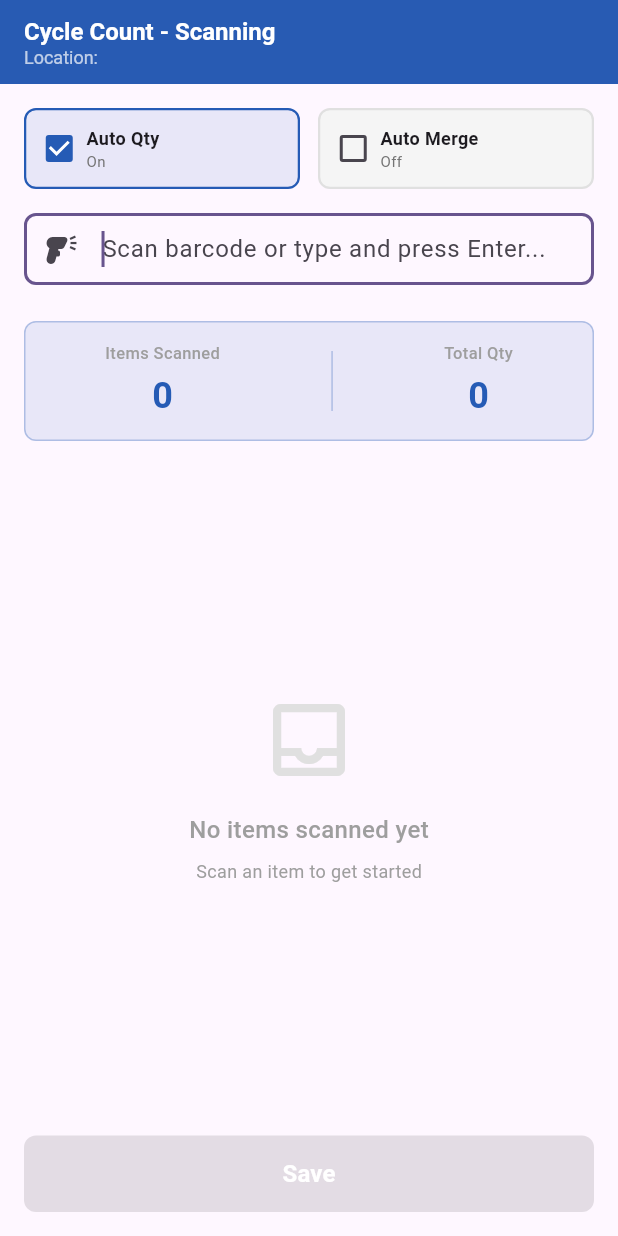
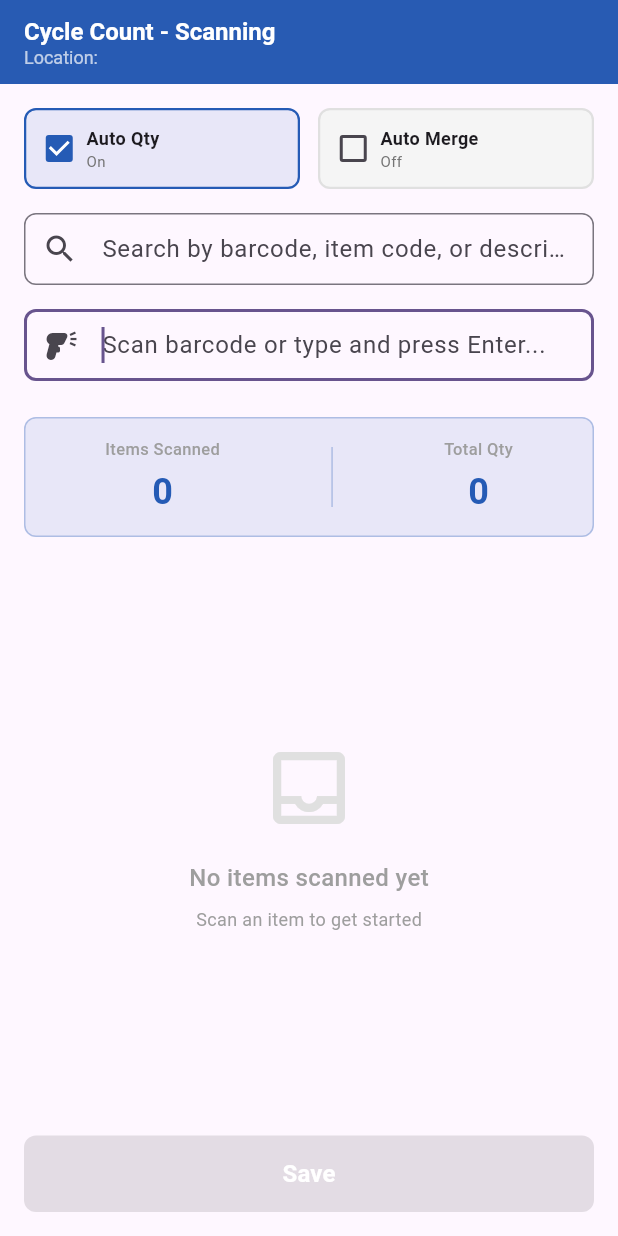
Before and after one commit to grextr01/romancewhmobile, a Flutter app: the CycleCountScanningPage screen opened directly with empty values, on a phone screen of 412 x 824 dp. Run offline on Flutter 3.47's test engine with Material 3 defaults, Android fonts, the phone set to English and light mode, and no system bars; our stand-ins replace dio, file_picker, flutter_bloc, fluttertoast, hive, hive_flutter and 4 more; missing offline and left inert: app_installer, excel; accounts and stored records are empty; network calls fail.

Commit message:
search bar and merge to go on top

```diff
--- a/lib/UI/Components.dart/cycle_count/cycle_count_scanning_page.dart
+++ b/lib/UI/Components.dart/cycle_count/cycle_count_scanning_page.dart
@@ -3,6 +3,7 @@ import 'package:flutter/services.dart';
 import 'package:flutter_bloc/flutter_bloc.dart';
 import 'package:romancewhs/Bloc/cycle_count/cycle_count_cubit.dart';
 import 'package:romancewhs/Controllers/cycle_count_controller.dart';
+import 'package:romancewhs/Models/cycle_count_detail.dart';
 import 'package:romancewhs/UX/Theme.dart';
 import 'package:vibration/vibration.dart';
 
@@ -26,6 +27,7 @@ class _CycleCountScanningPageState extends State<CycleCountScanningPage> {
   late TextEditingController quantityController;
   late TextEditingController descriptionController;
   late TextEditingController noteController;
+  late TextEditingController searchController;
   late FocusNode barcodeFocusNode;
   late FocusNode quantityFocusNode;
   late CycleCountCubit cubit;
@@ -42,11 +44,15 @@ class _CycleCountScanningPageState extends State<CycleCountScanningPage> {
     quantityController = TextEditingController();
     descriptionController = TextEditingController();
     noteController = TextEditingController();
+    searchController = TextEditingController();
     barcodeFocusNode = FocusNode();
     quantityFocusNode = FocusNode();
     listScrollController = ScrollController();
 
     barcodeController.addListener(_onBarcodeChanged);
+    searchController.addListener(() {
+      setState(() {}); // Rebuild to filter list
+    });
     cubit.loadPortfolioItems();
 
     Future.delayed(const Duration(milliseconds: 100), () {
@@ -63,6 +69,7 @@ class _CycleCountScanningPageState extends State<CycleCountScanningPage> {
     quantityController.dispose();
     descriptionController.dispose();
     noteController.dispose();
+    searchController.dispose();
     barcodeFocusNode.dispose();
     quantityFocusNode.dispose();
     listScrollController.dispose();
@@ -81,6 +88,20 @@ class _CycleCountScanningPageState extends State<CycleCountScanningPage> {
     SystemChannels.textInput.invokeMethod('TextInput.hide');
   }
 
+  // Helper method to filter items based on search
+  List<CycleCountDetail> _getFilteredItems(List<CycleCountDetail> items) {
+    if (searchController.text.isEmpty) {
+      return items;
+    }
+
+    final query = searchController.text.toLowerCase();
+    return items.where((item) {
+      return (item.barcode?.toLowerCase().contains(query) ?? false) ||
+          (item.itemCode.toLowerCase().contains(query)) ||
+          (item.description.toLowerCase().contains(query));
+    }).toList();
+  }
+
   bool _isKeyboardVisible() {
     return MediaQuery.of(context).viewInsets.bottom > 0;
   }
@@ -96,17 +117,7 @@ class _CycleCountScanningPageState extends State<CycleCountScanningPage> {
     }
   }
 
-  void _scrollToNewestItem() {
-    Future.delayed(const Duration(milliseconds: 300), () {
-      if (listScrollController.hasClients) {
-        listScrollController.animateTo(
-          listScrollController.position.maxScrollExtent,
-          duration: const Duration(milliseconds: 300),
-          curve: Curves.easeInOut,
-        );
-      }
-    });
-  }
+
 
   Future<void> _handleBarcodeScanned(String barcode) async {
     if (barcode.isEmpty) return;
@@ -131,7 +142,6 @@ class _CycleCountScanningPageState extends State<CycleCountScanningPage> {
           if (success) {
             await Vibration.vibrate(duration: 100);
             barcodeController.clear();
-            _scrollToNewestItem();
             barcodeFocusNode.requestFocus();
           }
         } else {
@@ -157,7 +167,6 @@ class _CycleCountScanningPageState extends State<CycleCountScanningPage> {
         if (success) {
           await Vibration.vibrate(duration: 100);
           barcodeController.clear();
-          _scrollToNewestItem();
           barcodeFocusNode.requestFocus();
         }
       } else {
@@ -255,7 +264,6 @@ class _CycleCountScanningPageState extends State<CycleCountScanningPage> {
                 await Vibration.vibrate(duration: 100);
                 barcodeController.clear();
                 quantityController.clear();
-                _scrollToNewestItem();
                 barcodeFocusNode.requestFocus();
               }
             },
@@ -328,7 +336,6 @@ class _CycleCountScanningPageState extends State<CycleCountScanningPage> {
                 await Vibration.vibrate(duration: 100);
                 barcodeController.clear();
                 quantityController.clear();
-                _scrollToNewestItem();
                 barcodeFocusNode.requestFocus();
               }
             },
@@ -469,7 +476,6 @@ class _CycleCountScanningPageState extends State<CycleCountScanningPage> {
                 barcodeController.clear();
                 descriptionController.clear();
                 quantityController.clear();
-                _scrollToNewestItem();
                 barcodeFocusNode.requestFocus();
               }
             },
@@ -516,7 +522,6 @@ class _CycleCountScanningPageState extends State<CycleCountScanningPage> {
                             if (state.automaticQuantityMode) {
                               cubit.scanBarcode(barcode, isAutomatic: 'A');
                               barcodeController.clear();
-                              _scrollToNewestItem();
                               barcodeFocusNode.requestFocus();
                             } else {
                               _showQuantityPopup(barcode, matches[index]);
@@ -725,6 +730,35 @@ class _CycleCountScanningPageState extends State<CycleCountScanningPage> {
                 ),
                 const SizedBox(height: 16),
 
+                // Search Field
+                TextField(
+                  controller: searchController,
+                  decoration: InputDecoration(
+                    hintText: 'Search by barcode, item code, or description...',
+                    prefixIcon: const Icon(Icons.search),
+                    suffixIcon: searchController.text.isNotEmpty
+                        ? IconButton(
+                      icon: const Icon(Icons.clear),
+                      onPressed: () {
+                        searchController.clear();
+                        setState(() {});
+                      },
+                    )
+                        : null,
+                    border: OutlineInputBorder(
+                      borderRadius: BorderRadius.circular(8),
+                    ),
+                    contentPadding: const EdgeInsets.symmetric(
+                      horizontal: 12,
+                      vertical: 12,
+                    ),
+                  ),
+                  onChanged: (value) {
+                    setState(() {});
+                  },
+                ),
+                const SizedBox(height: 16),
+
                 // Barcode Input
                 Row(
                   children: [
@@ -865,8 +899,12 @@ class _CycleCountScanningPageState extends State<CycleCountScanningPage> {
 
                 // Scanned Items List
                 Expanded(
-                  child: state.scannedItems.isEmpty
-                      ? Center(
+                  child: Builder(
+                    builder: (context) {
+                      final filteredItems = _getFilteredItems(state.scannedItems);
+
+                      if (state.scannedItems.isEmpty) {
+                        return Center(
                           child: Column(
                             mainAxisAlignment: MainAxisAlignment.center,
                             children: [
@@ -894,13 +932,47 @@ class _CycleCountScanningPageState extends State<CycleCountScanningPage> {
                               ),
                             ],
                           ),
-                  )
-                      : ListView.builder(
-                    reverse: true,
+                        );
+                      }
+
+                      if (filteredItems.isEmpty && searchController.text.isNotEmpty) {
+                        return Center(
+                          child: Column(
+                            mainAxisAlignment: MainAxisAlignment.center,
+                            children: [
+                              Icon(
+                                Icons.search_off,
+                                size: 64,
+                                color: Colors.grey[300],
+                              ),
+                              const SizedBox(height: 16),
+                              const Text(
+                                'No items found',
+                                style: TextStyle(
+                                  fontSize: 16,
+                                  color: Colors.grey,
+                                  fontWeight: FontWeight.w500,
+                                ),
+                              ),
+                              const SizedBox(height: 8),
+                              Text(
+                                'No results for "${searchController.text}"',
+                                style: const TextStyle(
+                                  fontSize: 12,
+                                  color: Colors.grey,
+                                ),
+                              ),
+                            ],
+                          ),
+                        );
+                      }
+
+                      return ListView.builder(
+                        reverse: false,
                         controller: listScrollController,
-                    itemCount: state.scannedItems.length,
+                        itemCount: filteredItems.length,
                         itemBuilder: (context, index) {
-                      final item = state.scannedItems[index];
+                          final item = filteredItems[index];
 
                           return Card(
                             margin: const EdgeInsets.only(bottom: 10),
@@ -1109,6 +1181,8 @@ class _CycleCountScanningPageState extends State<CycleCountScanningPage> {
                             ),
                           );
                         },
+                      );
+                    },
                   ),
                 ),
                 const SizedBox(height: 16),
```
Also changed, not shown: lib/Bloc/cycle_count/cycle_count_cubit.dart (+13 -5 lines). Lines whose indentation alone changed are shown as unchanged.
